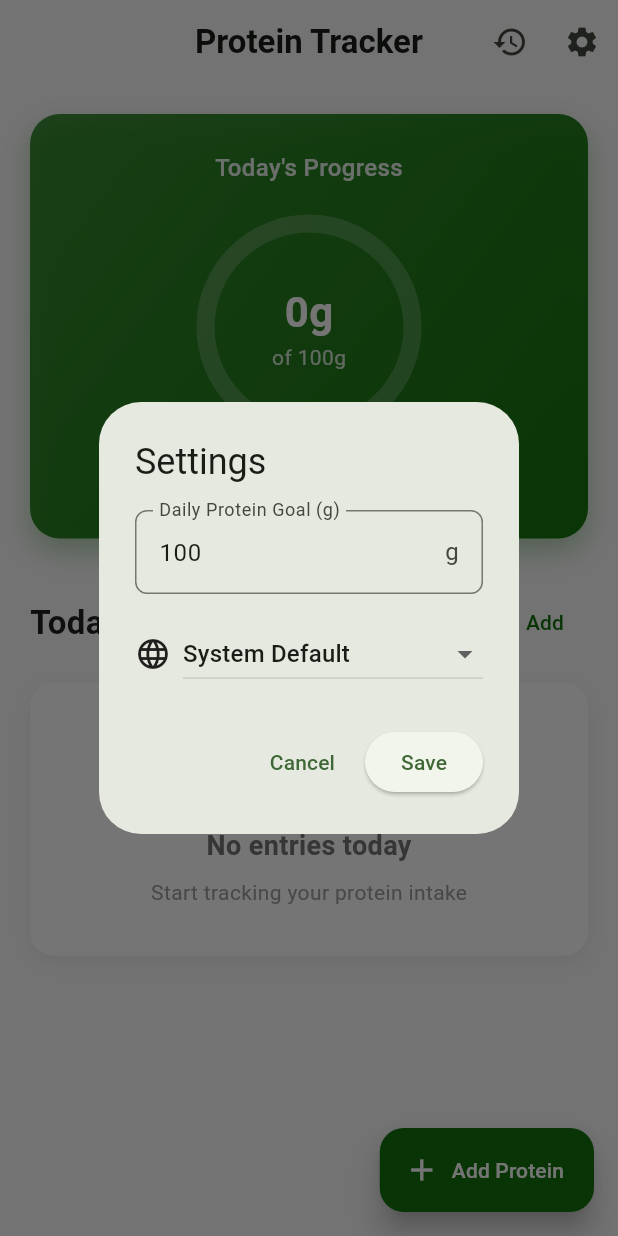
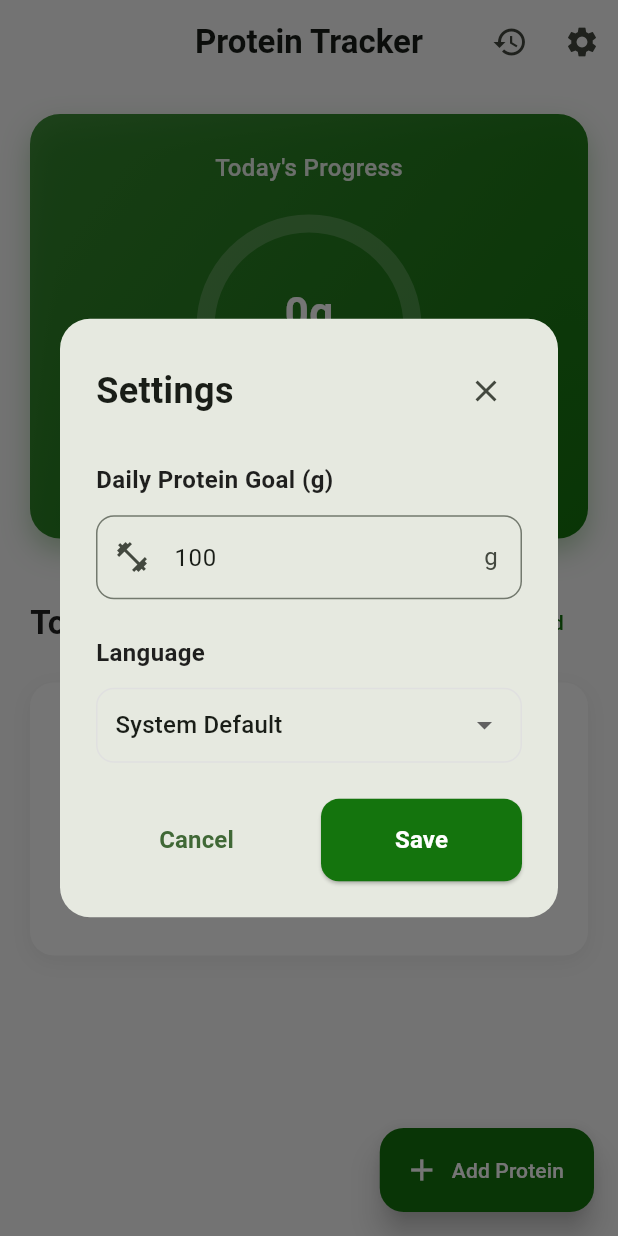
Before and after one commit to momo5502/protein-tracker, a Flutter app: the screen it shows after launch, after a tap on the "settings" icon, on a phone screen of 412 x 824 dp. Run offline on Flutter 3.47's test engine with Material 3 defaults, Android fonts, the phone set to English and light mode, and no system bars; our stand-ins replace shared_preferences; Roboto replaces fonts that are missing (SF Pro Display).

Commit message:
Better settings

```diff
--- a/lib/main.dart
+++ b/lib/main.dart
@@ -950,35 +950,87 @@ class _SetGoalDialogState extends State<SetGoalDialog> {
   @override
   Widget build(BuildContext context) {
     final l10n = AppLocalizations.of(context)!;
-    return AlertDialog(
-      title: Text(l10n.settings),
-      content: Column(
+    return Dialog(
+      shape: RoundedRectangleBorder(
+        borderRadius: BorderRadius.circular(20),
+      ),
+      child: Container(
+        padding: const EdgeInsets.all(24),
+        child: Column(
           mainAxisSize: MainAxisSize.min,
+          crossAxisAlignment: CrossAxisAlignment.start,
           children: [
+            Row(
+              mainAxisAlignment: MainAxisAlignment.spaceBetween,
+              children: [
+                Text(
+                  l10n.settings,
+                  style: const TextStyle(
+                    fontSize: 24,
+                    fontWeight: FontWeight.bold,
+                  ),
+                ),
+                IconButton(
+                  onPressed: () => Navigator.pop(context),
+                  icon: const Icon(Icons.close),
+                ),
+              ],
+            ),
+            const SizedBox(height: 24),
+            Text(
+              l10n.dailyProteinGoal,
+              style: const TextStyle(
+                fontSize: 16,
+                fontWeight: FontWeight.w600,
+                color: Colors.black87,
+              ),
+            ),
+            const SizedBox(height: 12),
             TextField(
               controller: _controller,
               keyboardType: TextInputType.number,
               decoration: InputDecoration(
-              labelText: l10n.dailyProteinGoal,
-              border:
-                  OutlineInputBorder(borderRadius: BorderRadius.circular(8)),
+                hintText: l10n.proteinAmountHint,
+                border: OutlineInputBorder(
+                  borderRadius: BorderRadius.circular(12),
+                ),
+                prefixIcon: const Icon(Icons.fitness_center),
                 suffixText: 'g',
               ),
             ),
-          const SizedBox(height: 16),
-          Row(
-            children: [
-              const Icon(Icons.language),
-              const SizedBox(width: 8),
-              Expanded(
+            const SizedBox(height: 24),
+            Text(
+              'Language',
+              style: const TextStyle(
+                fontSize: 16,
+                fontWeight: FontWeight.w600,
+                color: Colors.black87,
+              ),
+            ),
+            const SizedBox(height: 12),
+            Container(
+              padding: const EdgeInsets.symmetric(horizontal: 12),
+              decoration: BoxDecoration(
+                border: Border.all(color: Colors.grey.shade300),
+                borderRadius: BorderRadius.circular(12),
+              ),
               child: DropdownButton<String>(
                 value: _selectedLanguage,
                 isExpanded: true,
+                underline: const SizedBox(),
                 items: const [
                   DropdownMenuItem(
-                        value: 'system', child: Text('System Default')),
-                    DropdownMenuItem(value: 'en', child: Text('English')),
-                    DropdownMenuItem(value: 'de', child: Text('Deutsch')),
+                    value: 'system',
+                    child: Text('System Default'),
+                  ),
+                  DropdownMenuItem(
+                    value: 'en',
+                    child: Text('English'),
+                  ),
+                  DropdownMenuItem(
+                    value: 'de',
+                    child: Text('Deutsch'),
+                  ),
                 ],
                 onChanged: (value) {
                   setState(() {
@@ -992,16 +1044,30 @@ class _SetGoalDialogState extends State<SetGoalDialog> {
                 },
               ),
             ),
-            ],
+            const SizedBox(height: 24),
+            Row(
+              children: [
+                Expanded(
+                  child: TextButton(
+                    onPressed: () => Navigator.pop(context),
+                    style: TextButton.styleFrom(
+                      padding: const EdgeInsets.symmetric(vertical: 16),
+                      shape: RoundedRectangleBorder(
+                        borderRadius: BorderRadius.circular(12),
                       ),
-        ],
                     ),
-      actions: [
-        TextButton(
-          onPressed: () => Navigator.pop(context),
-          child: Text(l10n.cancel),
+                    child: Text(
+                      l10n.cancel,
+                      style: const TextStyle(
+                        fontSize: 16,
+                        fontWeight: FontWeight.w600,
                       ),
-        ElevatedButton(
+                    ),
+                  ),
+                ),
+                const SizedBox(width: 16),
+                Expanded(
+                  child: ElevatedButton(
                     onPressed: () {
                       final goal = double.tryParse(_controller.text);
                       if (goal != null && goal > 0) {
@@ -1009,9 +1075,28 @@ class _SetGoalDialogState extends State<SetGoalDialog> {
                         Navigator.pop(context);
                       }
                     },
-          child: Text(l10n.save),
+                    style: ElevatedButton.styleFrom(
+                      backgroundColor: AppColors.primary,
+                      foregroundColor: Colors.white,
+                      padding: const EdgeInsets.symmetric(vertical: 16),
+                      shape: RoundedRectangleBorder(
+                        borderRadius: BorderRadius.circular(12),
+                      ),
+                    ),
+                    child: Text(
+                      l10n.save,
+                      style: const TextStyle(
+                        fontSize: 16,
+                        fontWeight: FontWeight.w600,
+                      ),
+                    ),
+                  ),
                 ),
               ],
+            ),
+          ],
+        ),
+      ),
     );
   }
 }
```
Lines whose indentation alone changed are shown as unchanged.
